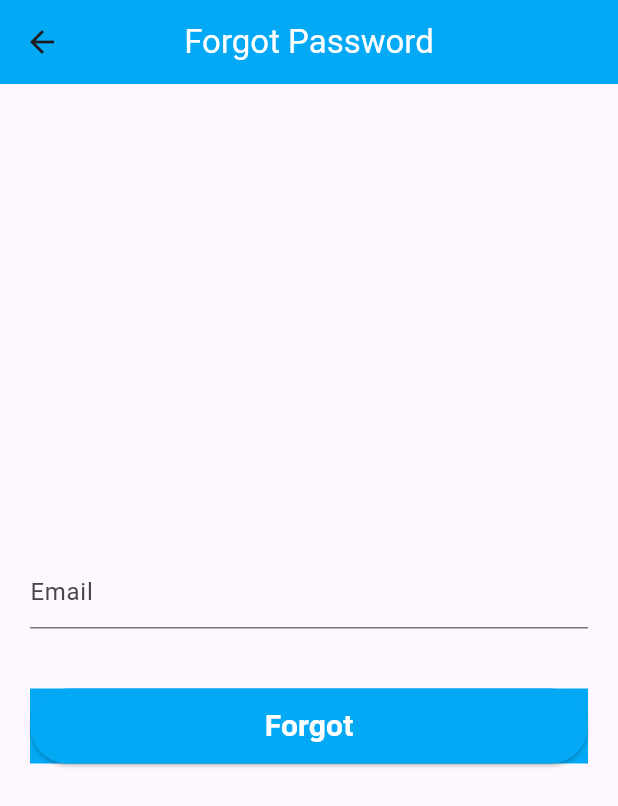
After one commit to ajayrana78767/Firebase-App, a Flutter app: the screen it shows after launch, after a tap on "Forgot Password?", on a phone screen of 412 x 824 dp. The commit adds this screen. Shown: the top 806 px of the screen. Run offline on Flutter 3.47's test engine with Material 3 defaults, Android fonts, the phone set to English and light mode, and no system bars; our stand-ins replace cloud_firestore, firebase_auth, firebase_core, firebase_database, firebase_messaging, firebase_storage and 4 more; missing offline and left inert: firebase_app_check; accounts and stored records are empty.

Commit message:
Firebase Forgot Password

```diff
--- a/lib/main.dart
+++ b/lib/main.dart
@@ -4,7 +4,8 @@ import 'package:firebase_app/firebase_options.dart';
 import 'package:firebase_app/notifications_services.dart';
 //import 'package:firebase_app/ui/auth/firestore/firestore_list_screen.dart';
 import 'package:firebase_app/ui/auth/login_screen.dart';
-import 'package:firebase_app/ui/auth/upload_image.dart';
+import 'package:firebase_app/ui/auth/posts/posts_screen.dart';
+//import 'package:firebase_app/ui/auth/upload_image.dart';
 //import 'package:firebase_app/ui/auth/posts/posts_screen.dart';
 import 'package:firebase_auth/firebase_auth.dart';
 import 'package:firebase_core/firebase_core.dart';
@@ -80,7 +81,7 @@ class _SplashScreenState extends State<SplashScreen> {
           context,
           MaterialPageRoute(
               builder: (context) =>
-                  const UploadImageScreen()), // Replace MyApp() with your main app widget
+                  const PostScreen()), // Replace MyApp() with your main app widget
         ),
       );
     } else {
--- a/lib/ui/auth/login_screen.dart
+++ b/lib/ui/auth/login_screen.dart
@@ -4,6 +4,7 @@
 import 'package:firebase_app/ui/auth/login_with_phone_number.dart';
 import 'package:firebase_app/ui/auth/posts/posts_screen.dart';
 import 'package:firebase_app/ui/auth/sign_up_screen.dart';
+import 'package:firebase_app/ui/forgot_password.dart';
 import 'package:firebase_app/utils/utils.dart';
 import 'package:firebase_auth/firebase_auth.dart';
 import 'package:flutter/cupertino.dart';
@@ -152,6 +153,21 @@ class _LoginScreenState extends State<LoginScreen> {
                                   fontWeight: FontWeight.w700),
                             )),
                 ),
+                Align(
+                  alignment: Alignment.bottomRight,
+                  child: TextButton(
+                      onPressed: () {
+                        Navigator.push(
+                            context,
+                            MaterialPageRoute(
+                                builder: (context) =>
+                                    const ForgotPasswordScreen()));
+                      },
+                      child: const Text(
+                        "Forgot Password?",
+                        style: TextStyle(color: Colors.lightBlue, fontSize: 16),
+                      )),
+                ),
                 const SizedBox(
                   height: 20,
                 ),
--- /dev/null
+++ b/lib/ui/forgot_password.dart
@@ -0,0 +1,77 @@
+// ignore_for_file: prefer_final_fields
+
+import 'package:firebase_app/utils/utils.dart';
+import 'package:firebase_auth/firebase_auth.dart';
+import 'package:flutter/material.dart';
+
+class ForgotPasswordScreen extends StatefulWidget {
+  const ForgotPasswordScreen({super.key});
+
+  @override
+  State<ForgotPasswordScreen> createState() => _ForgotPasswordScreenState();
+}
+
+class _ForgotPasswordScreenState extends State<ForgotPasswordScreen> {
+  bool _isLoading = false;
+  final emailController = TextEditingController();
+  final auth = FirebaseAuth.instance;
+  @override
+  Widget build(BuildContext context) {
+    return Scaffold(
+      appBar: AppBar(
+        backgroundColor: Colors.lightBlue,
+        title: const Text(
+          "Forgot Password",
+          style: TextStyle(color: Colors.white),
+        ),
+        centerTitle: true,
+      ),
+      body: Padding(
+        padding: const EdgeInsets.all(20.0),
+        child: Column(
+          mainAxisAlignment: MainAxisAlignment.center,
+          crossAxisAlignment: CrossAxisAlignment.center,
+          children: [
+            TextFormField(
+              controller: emailController,
+              decoration: const InputDecoration(hintText: 'Email'),
+            ),
+            const SizedBox(
+              height: 40,
+            ),
+            Container(
+              color: Colors.lightBlue,
+              height: 50,
+              width: double.infinity,
+              child: ElevatedButton(
+                  style: ElevatedButton.styleFrom(
+                      backgroundColor: Colors.lightBlue),
+                  onPressed: () {
+                    auth
+                        .sendPasswordResetEmail(
+                            email: emailController.text.toString())
+                        .then((value) {
+                      Utils().toastMessage(
+                          'We have to sent an email to recover password, Please check email');
+                    }).onError((error, stackTrace) {
+                      Utils().toastMessage(error.toString());
+                    });
+                  },
+                  child: _isLoading
+                      ? const CircularProgressIndicator(
+                          color: Colors.white,
+                        )
+                      : const Text(
+                          "Forgot",
+                          style: TextStyle(
+                              color: Colors.white,
+                              fontSize: 20,
+                              fontWeight: FontWeight.w700),
+                        )),
+            ),
+          ],
+        ),
+      ),
+    );
+  }
+}
```
